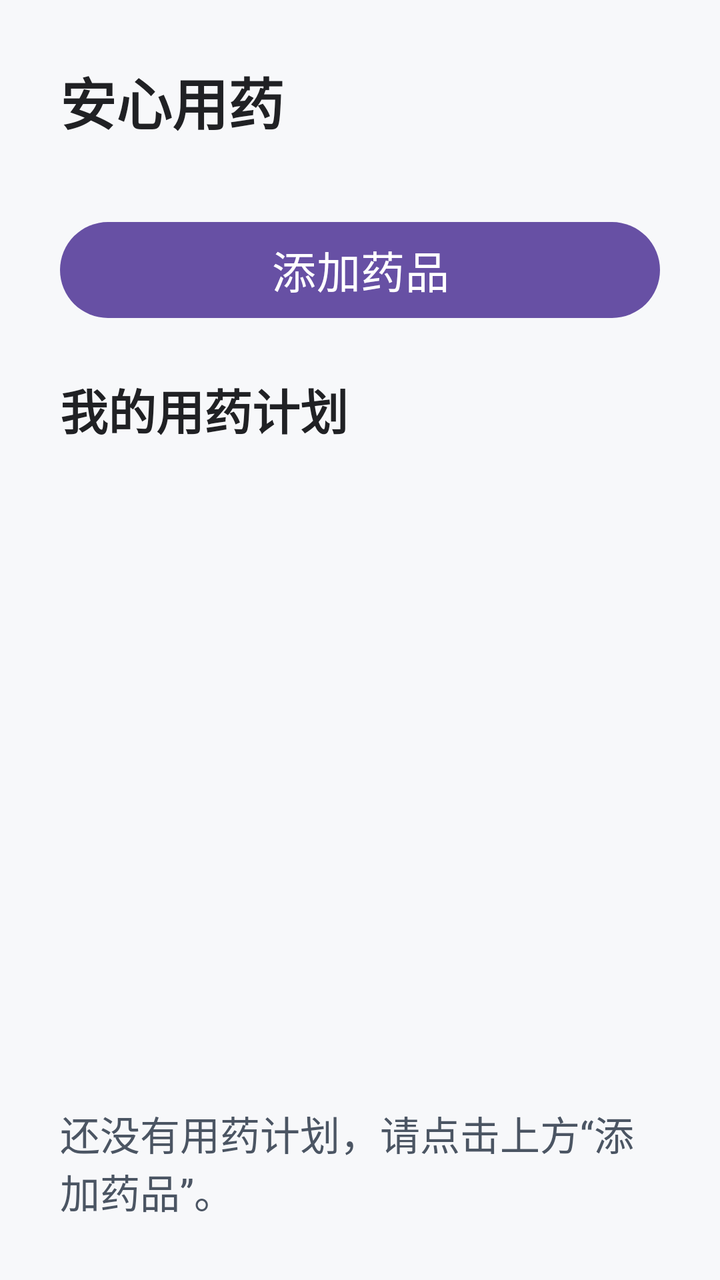
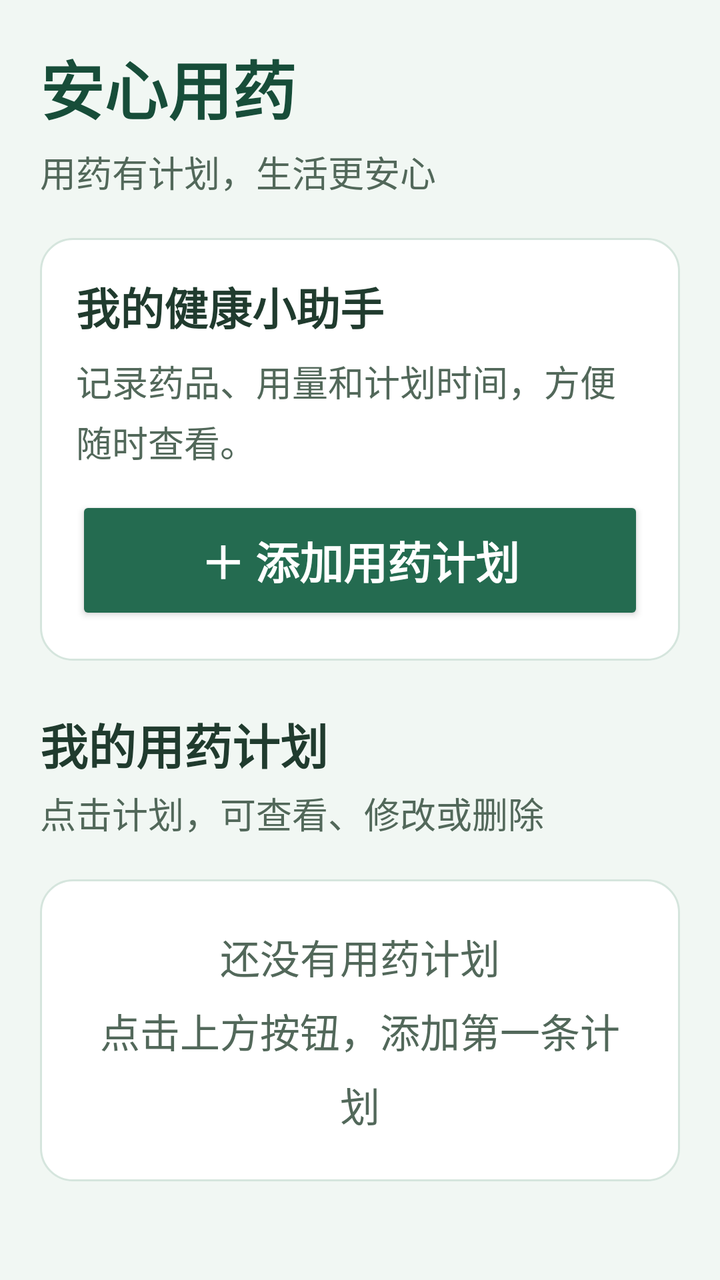

Two renders of the same Android screen: before a commit and after it. Below are the layout's source before the change and the commit's diff.
<!-- AndroidManifest.xml: application theme Theme.MedicineReminder -->
<!-- res/layout/activity_main.xml -->
<?xml version="1.0" encoding="utf-8"?>
<LinearLayout xmlns:android="http://schemas.android.com/apk/res/android"
    xmlns:tools="http://schemas.android.com/tools"
    android:id="@+id/main"
    android:layout_width="match_parent"
    android:layout_height="match_parent"
    android:orientation="vertical"
    android:padding="30dp"
    android:background="#F7F8FA">

    <TextView
        android:layout_width="match_parent"
        android:layout_height="wrap_content"
        android:text="安心用药"
        android:textColor="#202124"
        android:textSize="28sp"
        android:textStyle="bold"
        android:visibility="visible"
        tools:visibility="visible" />

    <TextView
        android:layout_width="match_parent"
        android:layout_height="0dp"
        android:layout_marginTop="12dp"
        android:text="记录用药计划，按时提醒"
        android:textSize="20sp"
        android:textColor="#4B5563" />

    <Button
        android:id="@+id/btnAddMedicine"
        android:layout_width="match_parent"
        android:layout_height="wrap_content"
        android:layout_marginTop="24dp"
        android:minHeight="56dp"
        android:text="添加药品"
        android:textSize="22sp" />

    <TextView
        android:layout_width="match_parent"
        android:layout_height="wrap_content"
        android:layout_marginTop="24dp"
        android:text="我的用药计划"
        android:textSize="24sp"
        android:textStyle="bold"
        android:textColor="#202124" />
    <ListView
        android:id="@+id/lvMedicine"
        android:layout_width="match_parent"
        android:layout_height="wrap_content"
        android:layout_weight="1"
        android:layout_marginTop="16dp"
        android:divider="#D1D5DB"
        android:dividerHeight="1dp"/>

    <TextView
        android:id="@+id/tvEmpty"
        android:layout_width="match_parent"
        android:layout_height="wrap_content"
        android:layout_marginTop="16dp"
        android:text="还没有用药计划，请点击上方“添加药品”。"
        android:textSize="20sp"
        android:textColor="#4B5563" />

</LinearLayout>
<!-- resources referenced by this layout -->
<resources>
  <style name="Theme.MedicineReminder" parent="Base.Theme.MedicineReminder" />
  <style name="Base.Theme.MedicineReminder" parent="Theme.Material3.DayNight.NoActionBar">
          
          
      </style>
</resources>

<!-- the commit's change to res/layout/activity_main.xml (unified diff, before → after) -->
@@ -1,64 +1,108 @@
 <?xml version="1.0" encoding="utf-8"?>
 <LinearLayout xmlns:android="http://schemas.android.com/apk/res/android"
-    xmlns:tools="http://schemas.android.com/tools"
     android:id="@+id/main"
     android:layout_width="match_parent"
     android:layout_height="match_parent"
     android:orientation="vertical"
-    android:padding="30dp"
-    android:background="#F7F8FA">
+    android:background="#F1F7F3">
 
-    <TextView
+    <LinearLayout
         android:layout_width="match_parent"
-        android:layout_height="wrap_content"
-        android:text="安心用药"
-        android:textColor="#202124"
-        android:textSize="28sp"
-        android:textStyle="bold"
-        android:visibility="visible"
-        tools:visibility="visible" />
+        android:layout_height="match_parent"
+        android:orientation="vertical"
+        android:padding="20dp">
 
-    <TextView
-        android:layout_width="match_parent"
-        android:layout_height="0dp"
-        android:layout_marginTop="12dp"
-        android:text="记录用药计划，按时提醒"
-        android:textSize="20sp"
-        android:textColor="#4B5563" />
+        <TextView
+            android:layout_width="match_parent"
+            android:layout_height="wrap_content"
+            android:text="安心用药"
+            android:textSize="32sp"
+            android:textStyle="bold"
+            android:textColor="#174D39" />
 
-    <Button
-        android:id="@+id/btnAddMedicine"
-        android:layout_width="match_parent"
-        android:layout_height="wrap_content"
-        android:layout_marginTop="24dp"
-        android:minHeight="56dp"
-        android:text="添加药品"
-        android:textSize="22sp" />
+        <TextView
+            android:layout_width="match_parent"
+            android:layout_height="wrap_content"
+            android:layout_marginTop="6dp"
+            android:text="用药有计划，生活更安心"
+            android:textSize="18sp"
+            android:textColor="#52685A" />
 
-    <TextView
-        android:layout_width="match_parent"
-        android:layout_height="wrap_content"
-        android:layout_marginTop="24dp"
-        android:text="我的用药计划"
-        android:textSize="24sp"
-        android:textStyle="bold"
-        android:textColor="#202124" />
-    <ListView
-        android:id="@+id/lvMedicine"
-        android:layout_width="match_parent"
-        android:layout_height="wrap_content"
-        android:layout_weight="1"
-        android:layout_marginTop="16dp"
-        android:divider="#D1D5DB"
-        android:dividerHeight="1dp"/>
+        <LinearLayout
+            android:layout_width="match_parent"
+            android:layout_height="wrap_content"
+            android:layout_marginTop="20dp"
+            android:orientation="vertical"
+            android:padding="18dp"
+            android:background="@drawable/bg_medicine_card">
 
-    <TextView
-        android:id="@+id/tvEmpty"
-        android:layout_width="match_parent"
-        android:layout_height="wrap_content"
-        android:layout_marginTop="16dp"
-        android:text="还没有用药计划，请点击上方“添加药品”。"
-        android:textSize="20sp"
-        android:textColor="#4B5563" />
+            <TextView
+                android:layout_width="match_parent"
+                android:layout_height="wrap_content"
+                android:text="我的健康小助手"
+                android:textSize="22sp"
+                android:textStyle="bold"
+                android:textColor="#203B2E" />
 
+            <TextView
+                android:layout_width="match_parent"
+                android:layout_height="wrap_content"
+                android:layout_marginTop="8dp"
+                android:text="记录药品、用量和计划时间，方便随时查看。"
+                android:textSize="18sp"
+                android:lineSpacingExtra="4dp"
+                android:textColor="#52685A" />
+
+            <Button
+                android:id="@+id/btnAddMedicine"
+                style="@style/MedicinePrimaryButton"
+                android:layout_width="match_parent"
+                android:layout_height="wrap_content"
+                android:layout_marginTop="14dp"
+                android:text="＋ 添加用药计划" />
+
+        </LinearLayout>
+
+        <TextView
+            android:layout_width="match_parent"
+            android:layout_height="wrap_content"
+            android:layout_marginTop="24dp"
+            android:text="我的用药计划"
+            android:textSize="24sp"
+            android:textStyle="bold"
+            android:textColor="#203B2E" />
+
+        <TextView
+            android:layout_width="match_parent"
+            android:layout_height="wrap_content"
+            android:layout_marginTop="4dp"
+            android:text="点击计划，可查看、修改或删除"
+            android:textSize="18sp"
+            android:textColor="#52685A" />
+
+        <TextView
+            android:id="@+id/tvEmpty"
+            android:layout_width="match_parent"
+            android:layout_height="wrap_content"
+            android:layout_marginTop="20dp"
+            android:padding="24dp"
+            android:gravity="center"
+            android:background="@drawable/bg_medicine_card"
+            android:text="还没有用药计划\n点击上方按钮，添加第一条计划"
+            android:textSize="20sp"
+            android:lineSpacingExtra="8dp"
+            android:textColor="#52685A" />
+
+        <ListView
+            android:id="@+id/lvMedicine"
+            android:layout_width="match_parent"
+            android:layout_height="0dp"
+            android:layout_weight="1"
+            android:layout_marginTop="16dp"
+            android:divider="@android:color/transparent"
+            android:dividerHeight="12dp"
+            android:clipToPadding="false"
+            android:paddingBottom="16dp" />
+
+    </LinearLayout>
 </LinearLayout>
<!-- resource entries referenced after the edit -->
@@ -1,5 +1,29 @@
 <!-- resources referenced by this layout -->
 <resources>
+  <!-- drawable bg_medicine_card (drawable) -->
+  <?xml version="1.0" encoding="utf-8"?>
+  <shape xmlns:android="http://schemas.android.com/apk/res/android"
+      android:shape="rectangle">
+  
+      <solid android:color="#FFFFFF" />
+  
+      <corners android:radius="16dp" />
+  
+      <stroke
+          android:width="1dp"
+          android:color="#D5E5DD" />
+  
+  </shape>
+  <style name="MedicinePrimaryButton" parent="Widget.AppCompat.Button">
+          <item name="android:textSize">22sp</item>
+          <item name="android:textStyle">bold</item>
+          <item name="android:textColor">#FFFFFF</item>
+          <item name="android:textAllCaps">false</item>
+          <item name="android:minHeight">60dp</item>
+          <item name="android:padding">12dp</item>
+          <item name="backgroundTint">#246B50</item>
+          <item name="android:backgroundTint">#246B50</item>
+      </style>
   <style name="Theme.MedicineReminder" parent="Base.Theme.MedicineReminder" />
   <style name="Base.Theme.MedicineReminder" parent="Theme.Material3.DayNight.NoActionBar">
           
